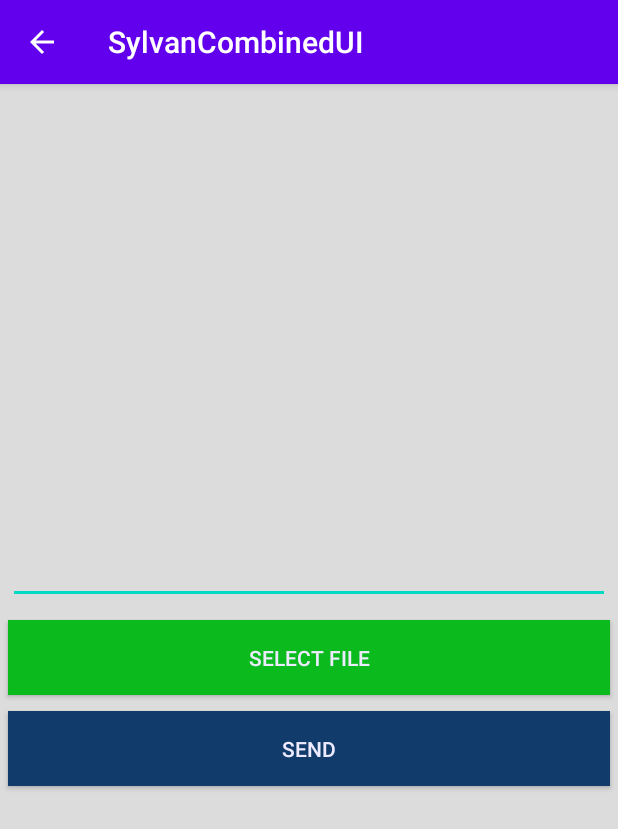
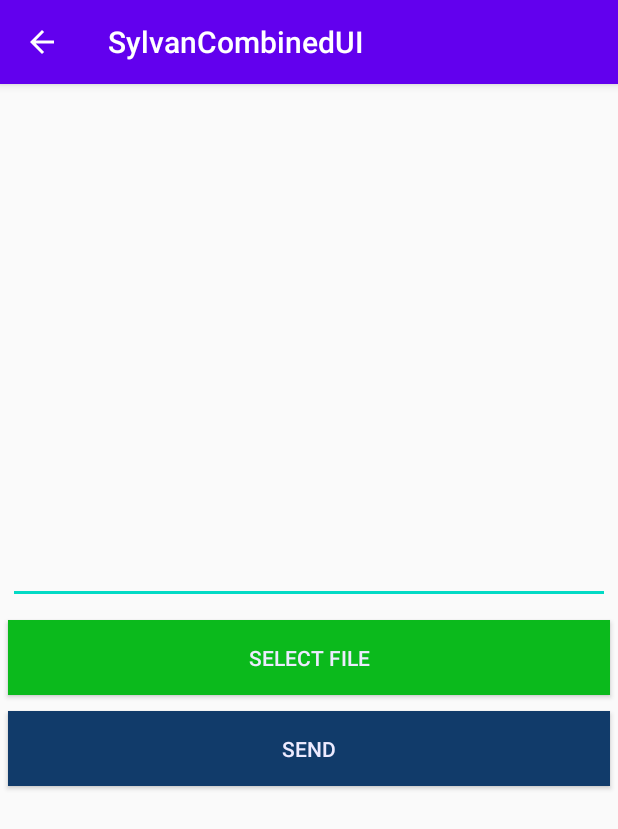
Before and after one commit to Early-Bird-Two-Touch-Point-of-Sale/SylvanCombinedUI, an Android app: the EditActivity screen opened directly, with no data from a screen before it, on a phone screen of 412 x 824 dp. Shown: the top 829 px of the screen. Run offline under Robolectric (Android 15) with nearby library versions, the phone set to English and light mode, and no system bars.

Commit message:
Formatted to look more uniform

```diff
--- a/app/src/main/res/layout/activity_edit.xml
+++ b/app/src/main/res/layout/activity_edit.xml
@@ -4,8 +4,7 @@
     android:layout_height="match_parent"
     android:orientation="vertical"
     tools:context=".MainActivity"
-    android:gravity="center"
-    android:background="#DCDCDC">
+    android:gravity="center">
 
     <EditText
         android:layout_width="match_parent"
@@ -15,7 +14,6 @@
         android:textSize="12dp"
         android:layout_marginBottom="20dp"
         android:theme="@android:style/Animation.Translucent"
-        android:textColor="#2fffff"
         android:padding="15dp"
         android:layout_margin="5dp" />
 
@@ -47,6 +45,8 @@
 
     <!--placeholder for color formatting
     nice shade of blue
-    android:background="#002145"-->
+    android:background="#002145"
+    dim grayish
+    android:background="#DCDCDC"-->
 
 </LinearLayout>
```
Also changed, not shown: app/src/main/res/layout/activity_bluetooth.xml (+13 -13 lines).
